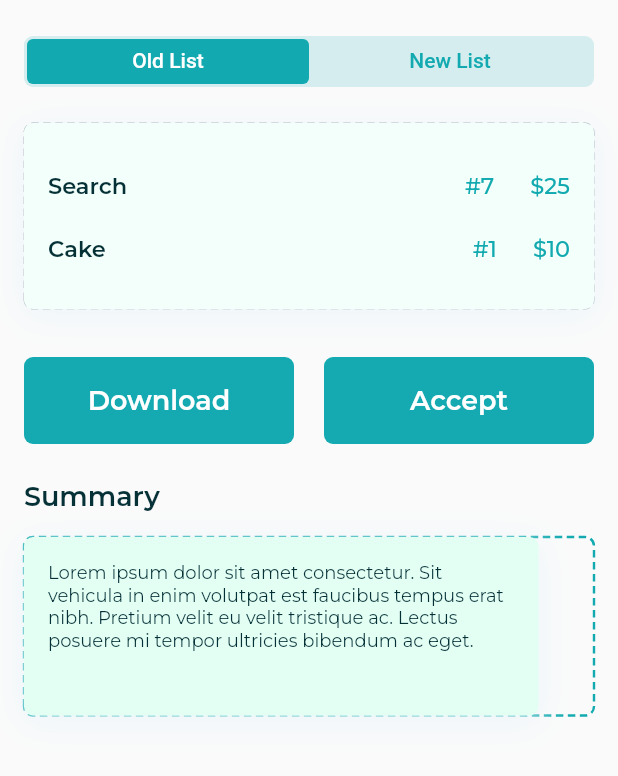
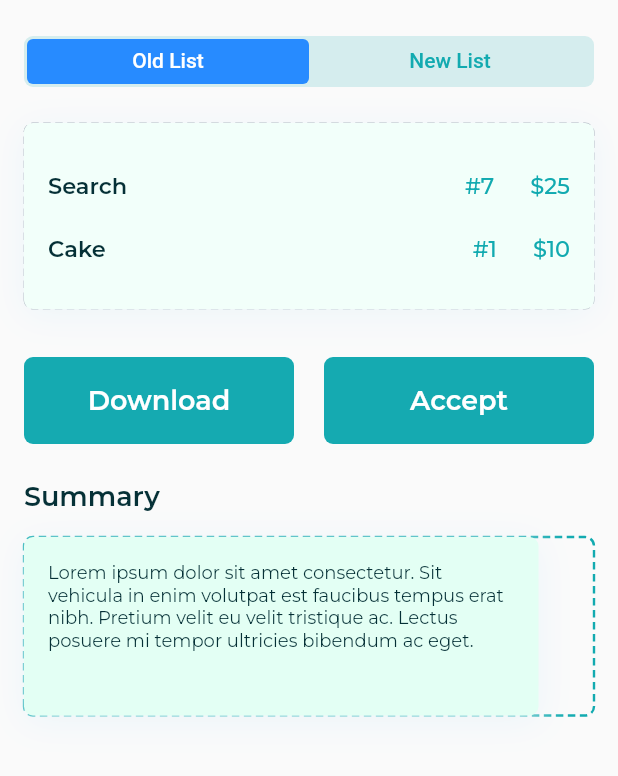
Before and after one commit to maniokhan/inversa, a Flutter app: the CompareScreen screen opened directly, on a phone screen of 412 x 824 dp, the part 84-860 px from its top. Run offline on Flutter 3.47's test engine with Material 2 defaults, Android fonts, the phone set to English and light mode, and no system bars; drawn by our look-alikes of dotted_border; our stand-ins replace firebase_auth, firebase_core, flutter_svg, freezed_annotation, google_sign_in; accounts and stored records are empty; generated files the repository leaves out were written again; project files that could hold a hidden picture were left out.

Commit message:
added new code

```diff
--- a/lib/src/features/client/clientn_nav_bar.dart
+++ b/lib/src/features/client/clientn_nav_bar.dart
@@ -1,6 +1,7 @@
 // ignore_for_file: public_member_api_docs, sort_constructors_first
 import 'package:flutter/material.dart';
 import 'package:inversaapp/src/assets/assets.gen.dart';
+import 'package:inversaapp/src/features/client/all_stores_screen.dart';
 import 'package:inversaapp/src/features/client/client_home_screen.dart';
 import 'package:inversaapp/src/features/client/client_profile_screen.dart';
 import 'package:inversaapp/src/theme/config_colors.dart';
@@ -24,10 +25,9 @@ class _ClientNavigationBarState extends State<ClientNavigationBar> {
     return Scaffold(
       body: <Widget>[
         const ClientHomeScreen(),
+        const AllStoresScreen(),
         const ClientProfileScreen(),
-        const ClientProfileScreen(),
-      ]
-      [currentPageIndex],
+      ][currentPageIndex],
       bottomNavigationBar: NavigationBar(
         elevation: 6,
         height: 77,
--- a/lib/src/features/store/inventory/compare_screen.dart
+++ b/lib/src/features/store/inventory/compare_screen.dart
@@ -69,7 +69,7 @@ class _CompareScreenState extends State<CompareScreen>
               labelColor: Colors.white,
               indicatorWeight: 2,
               indicator: BoxDecoration(
-                color: ConfigColors.primary2,
+                color: ConfigColors.blueIsRead,
                 borderRadius: BorderRadius.circular(4),
               ),
               tabs: const [
--- a/lib/src/features/store/store_nav_bar.dart
+++ b/lib/src/features/store/store_nav_bar.dart
@@ -1,7 +1,7 @@
 // ignore_for_file: public_member_api_docs, sort_constructors_first
 import 'package:flutter/material.dart';
 import 'package:inversaapp/src/assets/assets.gen.dart';
-import 'package:inversaapp/src/features/store/store_expenses_screen.dart';
+import 'package:inversaapp/src/features/client/client_home_screen.dart';
 import 'package:inversaapp/src/features/store/store_home_screen.dart';
 import 'package:inversaapp/src/features/store/store_profile_screen.dart';
 import 'package:inversaapp/src/theme/config_colors.dart';
@@ -26,7 +26,7 @@ class _StoreNavigationBarState extends State<StoreNavigationBar> {
       body: <Widget>[
         const StoreHomeScreen(),
         // const ClientHomeScreen(),
-        const StoreExpensesScreen(),
+        const ClientHomeScreen(),
         const StoreProfileScreen(),
         // const StoreProfileScreen(),
       ][currentPageIndex],
```
